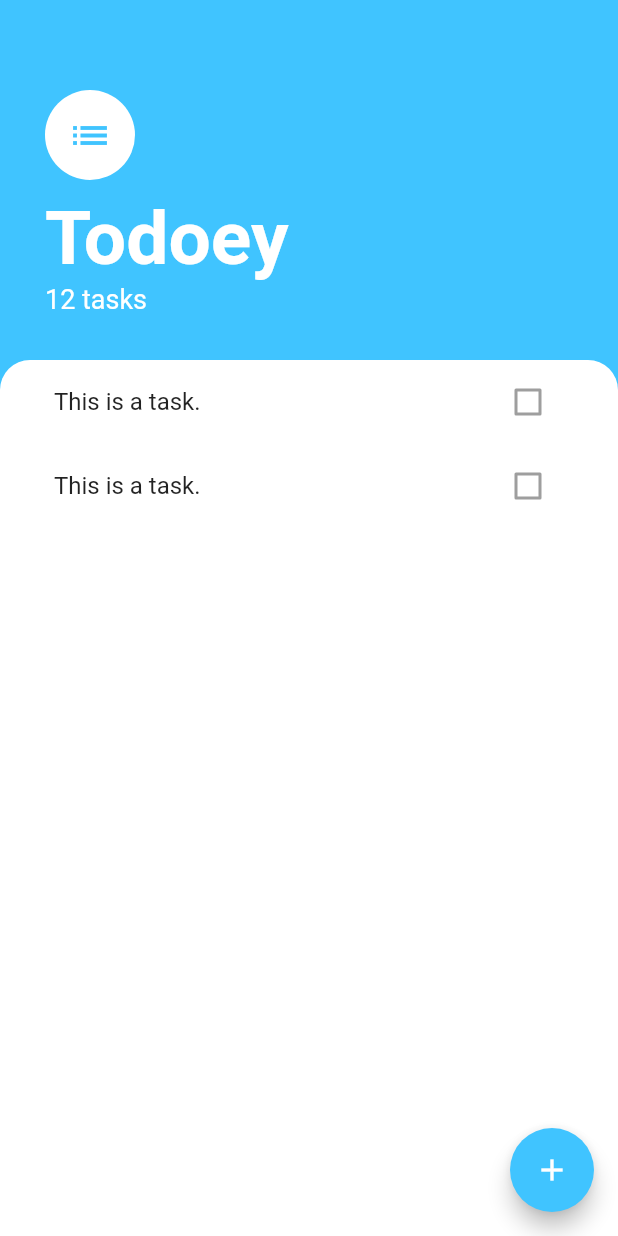
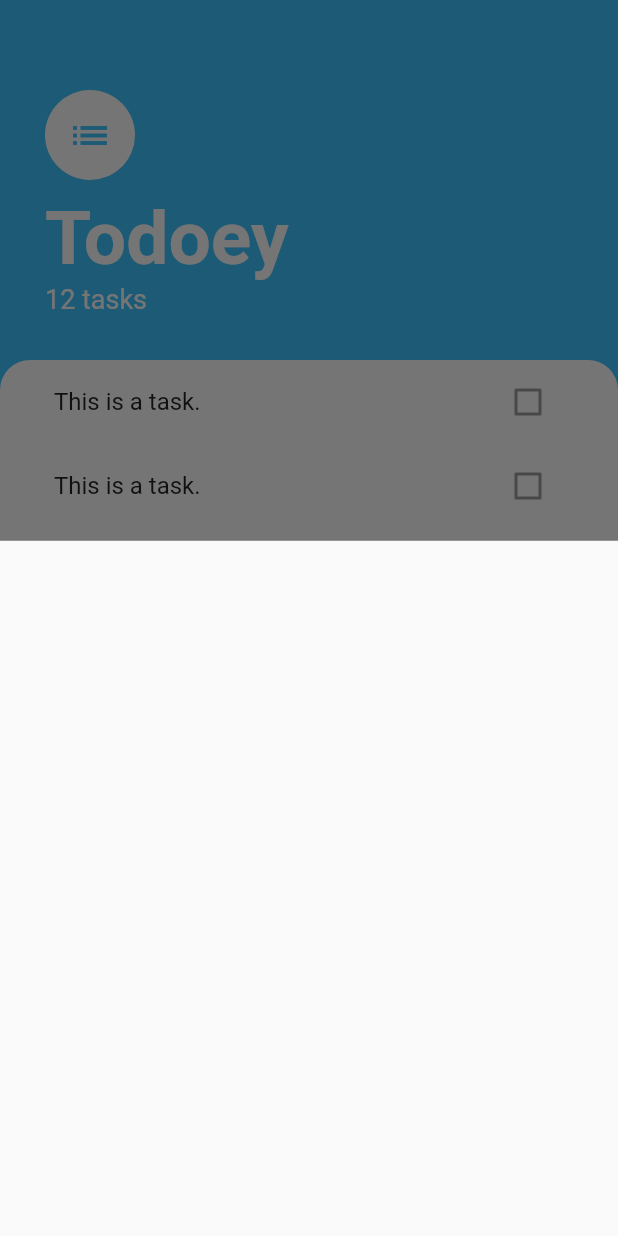
Before and after one commit to mcz9mm/todoey_flutter, a Flutter app: the screen it shows after launch, after a tap on the "add" icon, on a phone screen of 412 x 824 dp. Run offline on Flutter 3.47's test engine with Material 2 defaults, Android fonts, the phone set to English and light mode, and no system bars.

Commit message:
tasks_screen imprement showModalButtomSheet

```diff
--- a/lib/screens/tasks_screen.dart
+++ b/lib/screens/tasks_screen.dart
@@ -8,7 +8,7 @@ class TasksScreen extends StatelessWidget {
       backgroundColor: Colors.lightBlueAccent,
       floatingActionButton: FloatingActionButton(
         onPressed: () {
-
+          showModalBottomSheet(context: context, builder: (BuildContext context) => Container());
         },
         backgroundColor: Colors.lightBlueAccent,
         child: Icon(Icons.add),
```
